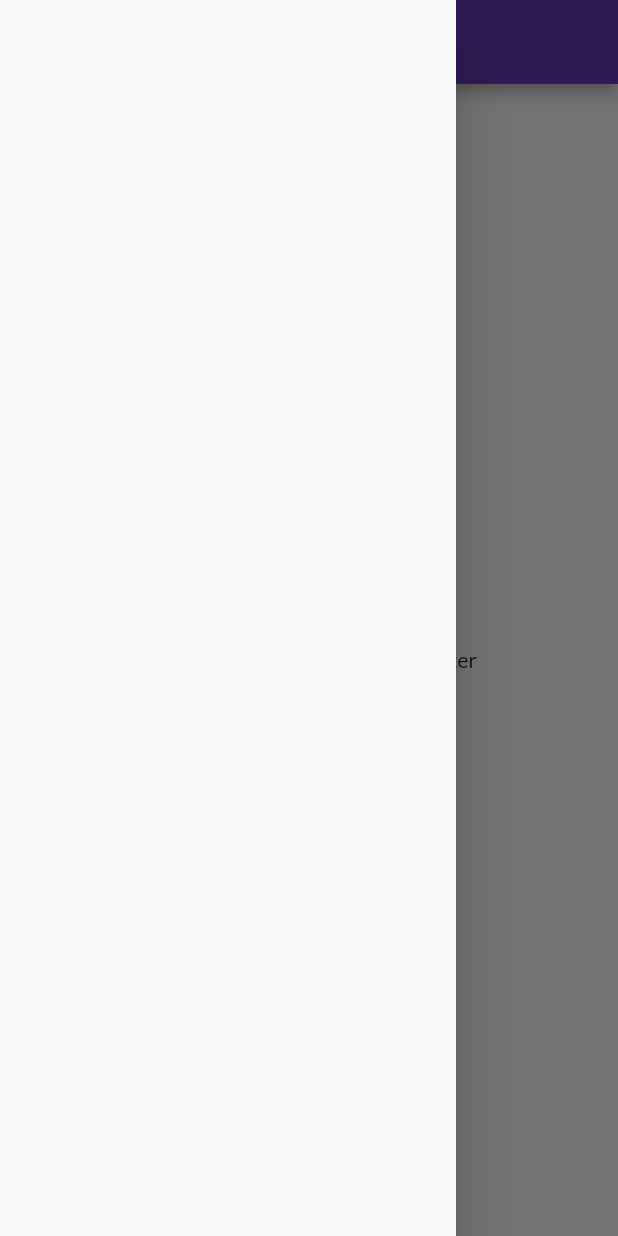
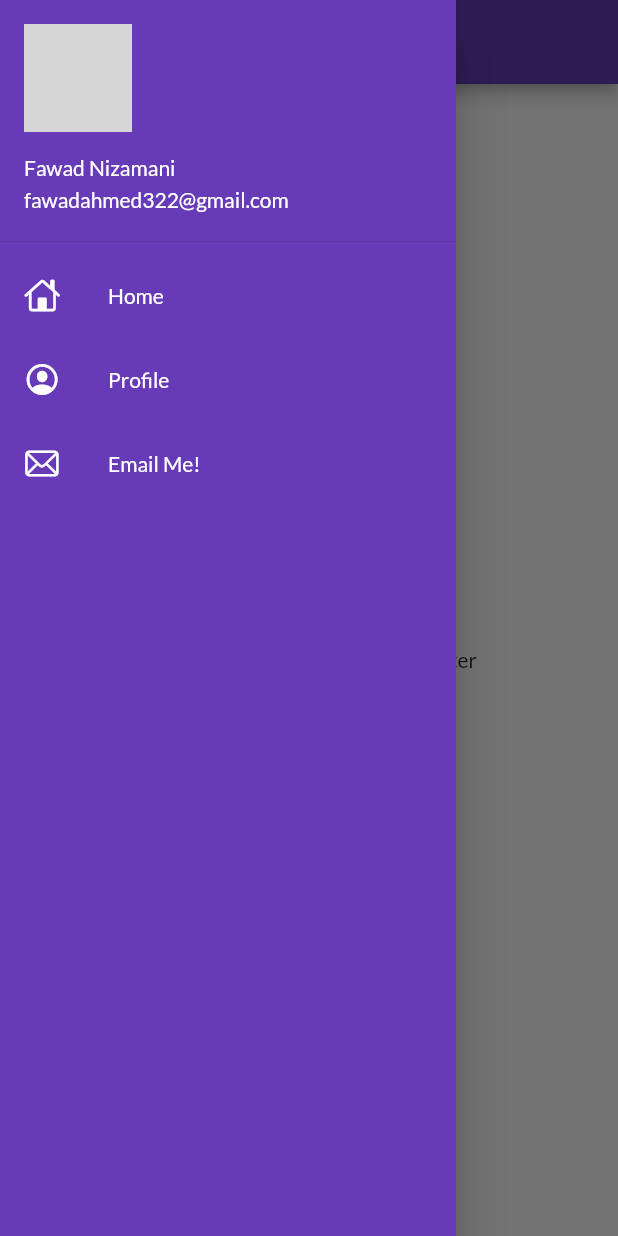
Before and after one commit to FawadAhmed322/30DaysOfFlutter, a Flutter app: the Home screen opened by its route, with the side drawer open, on a phone screen of 412 x 824 dp. Run offline on Flutter 3.47's test engine with Material 2 defaults, Android fonts, the phone set to English and light mode, and no system bars; our stand-ins replace google_fonts; network calls fail; grey boxes are pictures that could not be loaded.

Commit message:
day 9 completed

```diff
--- a/lib/screens/home.dart
+++ b/lib/screens/home.dart
@@ -1,4 +1,5 @@
 import 'package:flutter/material.dart';
+import 'package:flutter_catalog/widgets/drawer.dart';
 
 class Home extends StatelessWidget {
   int days = 30;
@@ -15,7 +16,7 @@ class Home extends StatelessWidget {
           'Welcome $name, to $days days of flutter',
         ),
       ),
-      drawer: Drawer(),
+      drawer: MyDrawer(),
     );
   }
 }
--- a/lib/screens/login.dart
+++ b/lib/screens/login.dart
@@ -17,7 +17,7 @@ class _LoginState extends State<Login> {
         changeButton = !changeButton;
       });
       await Future.delayed(const Duration(seconds: 1));
-      // await Navigator.pushNamed(context, MyRoutes.homeRoute);
+      await Navigator.pushNamed(context, MyRoutes.homeRoute);
     }
   }
 
--- /dev/null
+++ b/lib/widgets/drawer.dart
@@ -0,0 +1,56 @@
+import 'package:flutter/cupertino.dart';
+import 'package:flutter/material.dart';
+
+class MyDrawer extends StatelessWidget {
+  String imageUrl =
+      'https://media-exp1.licdn.com/dms/image/C5103AQHlDNZyY4YeqA/profile-displayphoto-shrink_800_800/0/1540977393658?e=1645056000&v=beta&t=19eNe9rqIV2ZCZ-8I0EQeYLZYs0Ia4vhZ7hRMWb-FP4';
+
+  @override
+  Widget build(BuildContext context) {
+    return Drawer(
+      child: Container(
+        color: Colors.deepPurple,
+        child: ListView(
+          padding: EdgeInsets.zero,
+          children: [
+            DrawerHeader(
+              padding: EdgeInsets.zero,
+              child: UserAccountsDrawerHeader(
+                margin: EdgeInsets.zero,
+                accountName: const Text('Fawad Nizamani'),
+                accountEmail: const Text('fawadahmed322@gmail.com'),
+                currentAccountPicture: CircleAvatar(
+                  backgroundImage: NetworkImage(imageUrl),
+                ),
+              ),
+            ),
+            const ListTile(
+              leading: Icon(CupertinoIcons.home),
+              iconColor: Colors.white,
+              title: Text(
+                'Home',
+                style: TextStyle(color: Colors.white),
+              ),
+            ),
+            const ListTile(
+              leading: Icon(CupertinoIcons.profile_circled),
+              iconColor: Colors.white,
+              title: Text(
+                'Profile',
+                style: TextStyle(color: Colors.white),
+              ),
+            ),
+            const ListTile(
+              leading: Icon(CupertinoIcons.mail),
+              iconColor: Colors.white,
+              title: Text(
+                'Email Me!',
+                style: TextStyle(color: Colors.white),
+              ),
+            ),
+          ],
+        ),
+      ),
+    );
+  }
+}
```
